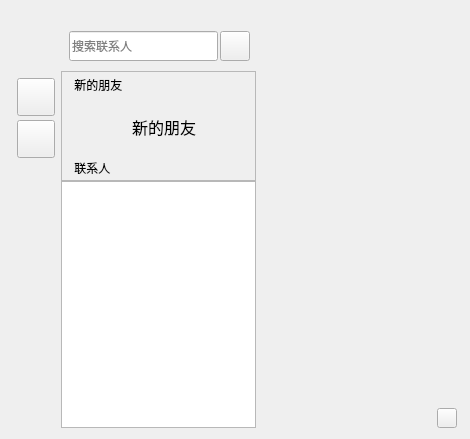
Old version of the form Resource/Skin/ChatWgt.ui in the repository CNGoSeI/IMClient.
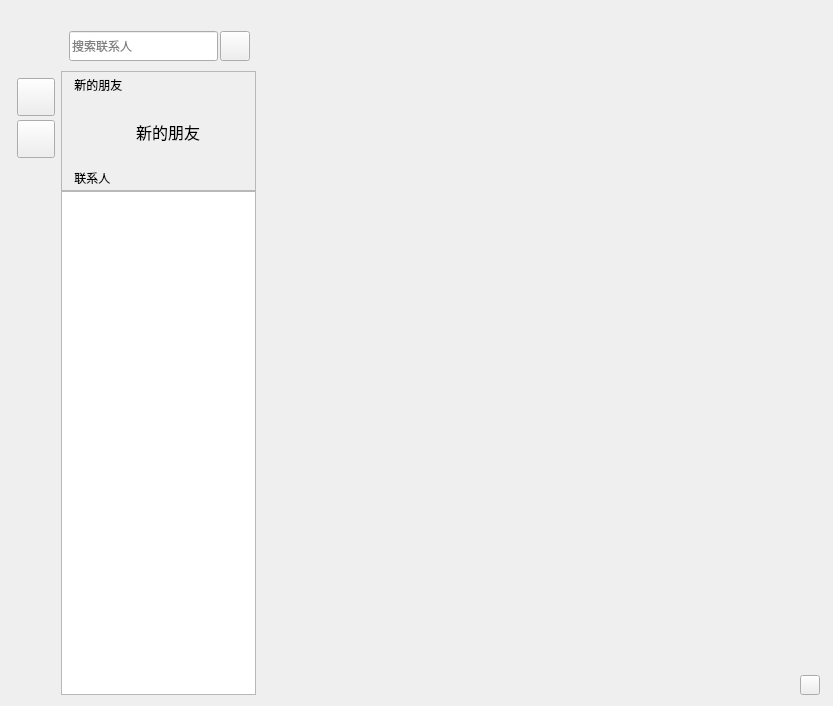
New version of the form. Icons and pictures are not drawn.

```diff
--- a/Resource/Skin/ChatWgt.ui
+++ b/Resource/Skin/ChatWgt.ui
@@ -6,8 +6,8 @@
    <rect>
     <x>0</x>
     <y>0</y>
-    <width>470</width>
-    <height>439</height>
+    <width>833</width>
+    <height>706</height>
    </rect>
   </property>
   <property name="maximumSize">
@@ -607,13 +607,13 @@
                       <property name="minimumSize">
                        <size>
                         <width>0</width>
-                        <height>110</height>
+                        <height>120</height>
                        </size>
                       </property>
                       <property name="maximumSize">
                        <size>
                         <width>16777215</width>
-                        <height>110</height>
+                        <height>120</height>
                        </size>
                       </property>
                       <property name="frameShape">
@@ -673,13 +673,13 @@
                          <property name="minimumSize">
                           <size>
                            <width>0</width>
-                           <height>60</height>
+                           <height>70</height>
                           </size>
                          </property>
                          <property name="maximumSize">
                           <size>
                            <width>16777215</width>
-                           <height>60</height>
+                           <height>70</height>
                           </size>
                          </property>
                          <layout class="QHBoxLayout" name="horizontalLayout_5">
@@ -708,7 +708,7 @@
                             </property>
                             <property name="sizeHint" stdset="0">
                              <size>
-                              <width>10</width>
+                              <width>14</width>
                               <height>20</height>
                              </size>
                             </property>
@@ -842,7 +842,14 @@
                      </widget>
                     </item>
                     <item>
-                     <widget class="QListWidget" name="List_ConUser"/>
+                     <widget class="QListWidget" name="List_ConUser">
+                      <property name="sizePolicy">
+                       <sizepolicy hsizetype="Preferred" vsizetype="Expanding">
+                        <horstretch>0</horstretch>
+                        <verstretch>0</verstretch>
+                       </sizepolicy>
+                      </property>
+                     </widget>
                     </item>
                    </layout>
                   </widget>
```
